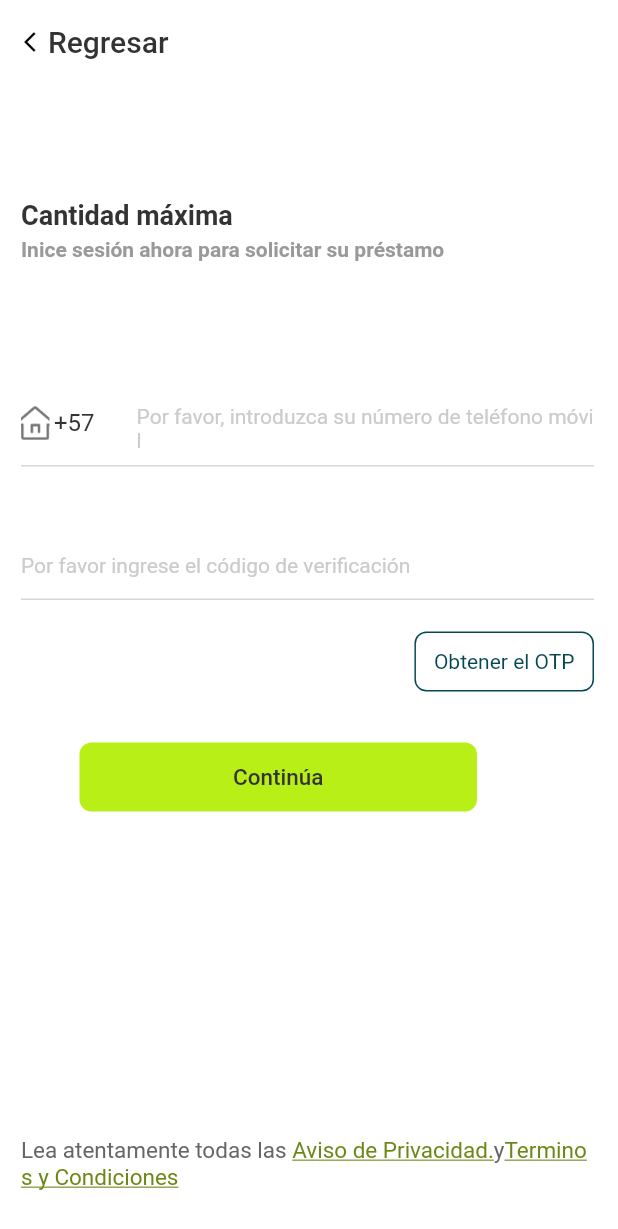
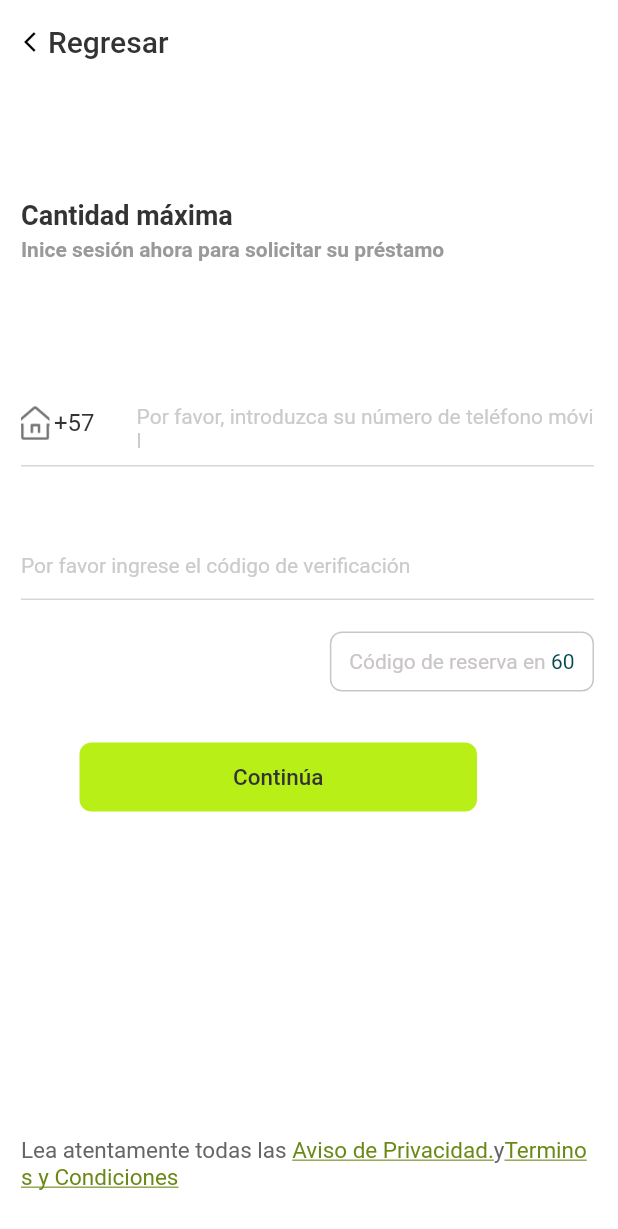
Before and after one commit to duangaixin/rapicredito, a Flutter app: the RegisterPage screen opened by its route, after a tap on "Obtener el OTP", on a phone screen of 412 x 824 dp. Shown: the top 1229 px of the screen. Run offline on Flutter 3.47's test engine with Material 2 defaults, Android fonts, the phone set to English and light mode, and no system bars; our stand-ins replace bot_toast, cached_network_image, dio, flutter_swiper_null_safety, get, permission_handler and 3 more; missing offline and left inert: http_proxy; accounts and stored records are empty.

Commit message:
main create

```diff
--- a/lib/page/login/register/register_view.dart
+++ b/lib/page/login/register/register_view.dart
@@ -1,5 +1,4 @@
 import 'dart:ui';
-
 import 'package:flutter/material.dart';
 import 'package:get/get.dart';
 import 'package:rapicredito/page/login/register/index.dart';
@@ -8,6 +7,7 @@ import 'package:rapicredito/page/login/widget/phone_text_field.dart';
 import 'package:rapicredito/page/main/home/widget/common_agreement_view.dart';
 import 'package:rapicredito/utils/string_ext.dart';
 import 'package:rapicredito/widget/custom_button.dart';
+import 'package:rapicredito/widget/custom_click_view.dart';
 import 'package:rapicredito/widget/custom_page_bg_view.dart';
 
 class RegisterPage extends GetView<RegisterCtr> {
@@ -27,11 +27,11 @@ class RegisterPage extends GetView<RegisterCtr> {
             children: [
               Expanded(
                   child: SingleChildScrollView(
-                      physics: BouncingScrollPhysics(),
+                      physics: const BouncingScrollPhysics(),
                       child: Column(
                         crossAxisAlignment: CrossAxisAlignment.start,
                         children: [
-                          Padding(
+                          const Padding(
                             padding: EdgeInsets.only(top: 59.0, bottom: 80.0),
                             child: Column(
                               mainAxisSize: MainAxisSize.min,
@@ -85,30 +85,30 @@ class RegisterPage extends GetView<RegisterCtr> {
                               onPressed: () {},
                               minHeight: 46.0,
                               minWidth: 265.0,
-                              backgroundColor: Color(0xffB8EF17),
-                              disabledBackgroundColor: Color(0xffB8EF17),
+                              backgroundColor: const Color(0xffB8EF17),
+                              disabledBackgroundColor: const Color(0xffB8EF17),
                               fontSize: 15.0,
                               radius: 8.0,
                               text: 'Continúa',
-                              textColor: Color(0xff333333),
+                              textColor: const Color(0xff333333),
                             ),
                           )
                         ],
                       ))),
-              CommonAgreeView()
+              const CommonAgreeView()
             ],
           )),
     );
   }
 
-  Widget get  optView => Obx(() {
+  Widget get optView => Obx(() {
         var initClick = controller.state.isInitClick;
         var timeEnd = controller.state.timeEnd;
         var str = initClick
             ? 'Obtener el OTP'
             : (timeEnd <= 0
                 ? 'Volver a enviar código'
-                : 'Código de reserva en $timeEnd');
+                : 'Código de reserva en ');
         var style = initClick
             ? const TextStyle(color: Color(0xff044952), fontSize: 14.0)
             : (timeEnd <= 0
@@ -125,13 +125,26 @@ class RegisterPage extends GetView<RegisterCtr> {
 
         var func = initClick || timeEnd <= 0
             ? () {
-                Future.delayed(const Duration(milliseconds: 2000), () {
+                Future.delayed(const Duration(milliseconds: 1000), () {
                   controller.state.isInitClick = false;
                   controller.startTimer();
                 });
               }
             : null;
-        return GestureDetector(
+        var textWidget = initClick || timeEnd <= 0
+            ? Text(
+                str,
+                style: style,
+              )
+            : RichText(
+                text: TextSpan(text: str, style: style, children: <TextSpan>[
+                TextSpan(
+                    text: timeEnd.toString(),
+                    style: const TextStyle(
+                        fontSize: 14.0, color: Color(0xff044952))),
+              ]));
+
+        return CustomClickView(
           onTap: func,
           child: Container(
             padding:
@@ -140,10 +153,7 @@ class RegisterPage extends GetView<RegisterCtr> {
                 color: Colors.white,
                 borderRadius: const BorderRadius.all(Radius.circular(8.0)),
                 border: Border.all(color: borderColor, width: 1.0)),
-            child: Text(
-              str,
-              style: style,
-            ),
+            child: textWidget,
           ),
         );
       });
```
